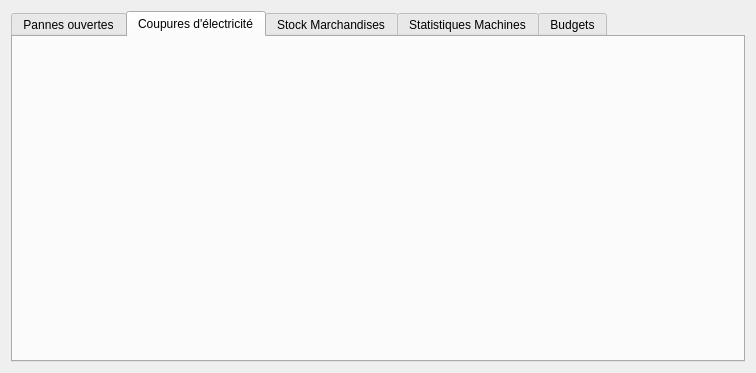
Qt form socobis/controller/tableaubordcontroller.ui (Nassy1812/socobis) before a commit.
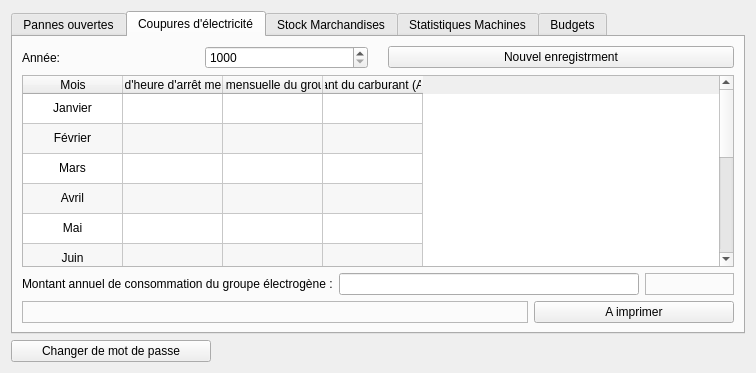
The same form after that commit.

Patch:
```diff
--- a/socobis/controller/tableaubordcontroller.ui
+++ b/socobis/controller/tableaubordcontroller.ui
@@ -13,7 +13,10 @@
   <property name="windowTitle">
    <string>Pannes ouvertes</string>
   </property>
-  <layout class="QVBoxLayout" name="verticalLayout">
+  <property name="styleSheet">
+   <string notr="true"/>
+  </property>
+  <layout class="QVBoxLayout" name="verticalLayout_4">
    <item>
     <widget class="QTabWidget" name="tabWidget">
      <property name="currentIndex">
@@ -26,11 +29,430 @@
       <attribute name="title">
        <string>Pannes ouvertes</string>
       </attribute>
+      <layout class="QVBoxLayout" name="verticalLayout">
+       <item>
+        <layout class="QHBoxLayout" name="horizontalLayout_4">
+         <item>
+          <widget class="QFrame" name="frame">
+           <property name="maximumSize">
+            <size>
+             <width>200</width>
+             <height>16777215</height>
+            </size>
+           </property>
+           <property name="frameShape">
+            <enum>QFrame::StyledPanel</enum>
+           </property>
+           <property name="frameShadow">
+            <enum>QFrame::Raised</enum>
+           </property>
+           <layout class="QHBoxLayout" name="horizontalLayout_2">
+            <property name="leftMargin">
+             <number>0</number>
+            </property>
+            <property name="topMargin">
+             <number>0</number>
+            </property>
+            <property name="rightMargin">
+             <number>0</number>
+            </property>
+            <property name="bottomMargin">
+             <number>0</number>
+            </property>
+            <item>
+             <widget class="QLabel" name="label">
+              <property name="text">
+               <string>Du</string>
+              </property>
+             </widget>
+            </item>
+            <item>
+             <widget class="QDateEdit" name="beginDate">
+              <property name="displayFormat">
+               <string>d/M/yyyy</string>
+              </property>
+              <property name="calendarPopup">
+               <bool>true</bool>
+              </property>
+              <property name="timeSpec">
+               <enum>Qt::LocalTime</enum>
+              </property>
+             </widget>
+            </item>
+           </layout>
+          </widget>
+         </item>
+         <item>
+          <widget class="QFrame" name="frame_2">
+           <property name="maximumSize">
+            <size>
+             <width>200</width>
+             <height>16777215</height>
+            </size>
+           </property>
+           <property name="frameShape">
+            <enum>QFrame::StyledPanel</enum>
+           </property>
+           <property name="frameShadow">
+            <enum>QFrame::Raised</enum>
+           </property>
+           <layout class="QHBoxLayout" name="horizontalLayout_3">
+            <item>
+             <widget class="QLabel" name="label_2">
+              <property name="text">
+               <string>Au</string>
+              </property>
+             </widget>
+            </item>
+            <item>
+             <widget class="QDateEdit" name="endDate">
+              <property name="displayFormat">
+               <string>d/M/yyyy</string>
+              </property>
+              <property name="calendarPopup">
+               <bool>true</bool>
+              </property>
+              <property name="timeSpec">
+               <enum>Qt::LocalTime</enum>
+              </property>
+             </widget>
+            </item>
+           </layout>
+          </widget>
+         </item>
+         <item>
+          <widget class="QPushButton" name="newBtn">
+           <property name="text">
+            <string>Actualiser</string>
+           </property>
+          </widget>
+         </item>
+        </layout>
+       </item>
+       <item>
+        <widget class="QTableWidget" name="storyTable">
+         <attribute name="horizontalHeaderShowSortIndicator" stdset="0">
+          <bool>true</bool>
+         </attribute>
+         <attribute name="verticalHeaderVisible">
+          <bool>false</bool>
+         </attribute>
+         <column>
+          <property name="text">
+           <string>Date</string>
+          </property>
+         </column>
+         <column>
+          <property name="text">
+           <string>Heure</string>
+          </property>
+         </column>
+         <column>
+          <property name="text">
+           <string>Machine</string>
+          </property>
+         </column>
+         <column>
+          <property name="text">
+           <string>Ensemble/Sous-ensemble/Piece</string>
+          </property>
+         </column>
+         <column>
+          <property name="text">
+           <string>Compteur</string>
+          </property>
+         </column>
+         <column>
+          <property name="text">
+           <string>Diagnostique</string>
+          </property>
+         </column>
+         <column>
+          <property name="text">
+           <string>Intervention</string>
+          </property>
+         </column>
+         <column>
+          <property name="text">
+           <string>Remarques</string>
+          </property>
+         </column>
+         <column>
+          <property name="text">
+           <string>Action</string>
+          </property>
+         </column>
+        </widget>
+       </item>
+      </layout>
      </widget>
      <widget class="QWidget" name="tab_2">
       <attribute name="title">
        <string>Coupures d'électricité</string>
       </attribute>
+      <layout class="QVBoxLayout" name="verticalLayout_3">
+       <item>
+        <layout class="QHBoxLayout" name="horizontalLayout_8">
+         <property name="spacing">
+          <number>20</number>
+         </property>
+         <item>
+          <layout class="QHBoxLayout" name="horizontalLayout_7">
+           <item>
+            <widget class="QLabel" name="label_3">
+             <property name="text">
+              <string>Année: </string>
+             </property>
+            </widget>
+           </item>
+           <item>
+            <widget class="QSpinBox" name="date_spin">
+             <property name="minimum">
+              <number>1000</number>
+             </property>
+             <property name="maximum">
+              <number>9999</number>
+             </property>
+            </widget>
+           </item>
+          </layout>
+         </item>
+         <item>
+          <widget class="QPushButton" name="addBtn">
+           <property name="text">
+            <string>Nouvel enregistrment</string>
+           </property>
+          </widget>
+         </item>
+        </layout>
+       </item>
+       <item>
+        <widget class="QTableWidget" name="coupureTable">
+         <property name="sizeAdjustPolicy">
+          <enum>QAbstractScrollArea::AdjustToContents</enum>
+         </property>
+         <property name="alternatingRowColors">
+          <bool>true</bool>
+         </property>
+         <property name="wordWrap">
+          <bool>true</bool>
+         </property>
+         <property name="rowCount">
+          <number>12</number>
+         </property>
+         <attribute name="horizontalHeaderVisible">
+          <bool>true</bool>
+         </attribute>
+         <attribute name="horizontalHeaderCascadingSectionResizes">
+          <bool>false</bool>
+         </attribute>
+         <attribute name="horizontalHeaderShowSortIndicator" stdset="0">
+          <bool>false</bool>
+         </attribute>
+         <attribute name="horizontalHeaderStretchLastSection">
+          <bool>false</bool>
+         </attribute>
+         <attribute name="verticalHeaderVisible">
+          <bool>false</bool>
+         </attribute>
+         <row/>
+         <row/>
+         <row/>
+         <row/>
+         <row/>
+         <row/>
+         <row/>
+         <row/>
+         <row/>
+         <row/>
+         <row/>
+         <row/>
+         <column>
+          <property name="text">
+           <string>Mois</string>
+          </property>
+         </column>
+         <column>
+          <property name="text">
+           <string>Total d'heure d'arrêt mensuel</string>
+          </property>
+         </column>
+         <column>
+          <property name="text">
+           <string>Consommation mensuelle du groupe électrogène</string>
+          </property>
+         </column>
+         <column>
+          <property name="text">
+           <string>Montant du carburant (Ariary)</string>
+          </property>
+         </column>
+         <item row="0" column="0">
+          <property name="text">
+           <string>Janvier</string>
+          </property>
+          <property name="textAlignment">
+           <set>AlignCenter</set>
+          </property>
+         </item>
+         <item row="1" column="0">
+          <property name="text">
+           <string>Février</string>
+          </property>
+          <property name="textAlignment">
+           <set>AlignCenter</set>
+          </property>
+         </item>
+         <item row="2" column="0">
+          <property name="text">
+           <string>Mars</string>
+          </property>
+          <property name="textAlignment">
+           <set>AlignCenter</set>
+          </property>
+         </item>
+         <item row="3" column="0">
+          <property name="text">
+           <string>Avril</string>
+          </property>
+          <property name="textAlignment">
+           <set>AlignCenter</set>
+          </property>
+         </item>
+         <item row="4" column="0">
+          <property name="text">
+           <string>Mai</string>
+          </property>
+          <property name="textAlignment">
+           <set>AlignCenter</set>
+          </property>
+         </item>
+         <item row="5" column="0">
+          <property name="text">
+           <string>Juin</string>
+          </property>
+          <property name="textAlignment">
+           <set>AlignCenter</set>
+          </property>
+         </item>
+         <item row="6" column="0">
+          <property name="text">
+           <string>Juiller</string>
+          </property>
+          <property name="textAlignment">
+           <set>AlignCenter</set>
+          </property>
+         </item>
+         <item row="7" column="0">
+          <property name="text">
+           <string>Août</string>
+          </property>
+          <property name="textAlignment">
+           <set>AlignCenter</set>
+          </property>
+         </item>
+         <item row="8" column="0">
+          <property name="text">
+           <string>Septembre</string>
+          </property>
+          <property name="textAlignment">
+           <set>AlignCenter</set>
+          </property>
+         </item>
+         <item row="9" column="0">
+          <property name="text">
+           <string>Octobre</string>
+          </property>
+          <property name="textAlignment">
+           <set>AlignCenter</set>
+          </property>
+         </item>
+         <item row="10" column="0">
+          <property name="text">
+           <string>Novembre</string>
+          </property>
+          <property name="textAlignment">
+           <set>AlignCenter</set>
+          </property>
+         </item>
+         <item row="11" column="0">
+          <property name="text">
+           <string>Décembre</string>
+          </property>
+          <property name="textAlignment">
+           <set>AlignCenter</set>
+          </property>
+         </item>
+        </widget>
+       </item>
+       <item>
+        <layout class="QHBoxLayout" name="horizontalLayout_9">
+         <property name="spacing">
+          <number>6</number>
+         </property>
+         <item>
+          <widget class="QLabel" name="label_4">
+           <property name="maximumSize">
+            <size>
+             <width>16777215</width>
+             <height>16777215</height>
+            </size>
+           </property>
+           <property name="text">
+            <string>Montant annuel de consommation du groupe électrogène :</string>
+           </property>
+          </widget>
+         </item>
+         <item>
+          <widget class="QLineEdit" name="montant_edit">
+           <property name="maximumSize">
+            <size>
+             <width>300</width>
+             <height>16777215</height>
+            </size>
+           </property>
+          </widget>
+         </item>
+         <item>
+          <widget class="QFrame" name="frame_5">
+           <property name="frameShape">
+            <enum>QFrame::StyledPanel</enum>
+           </property>
+           <property name="frameShadow">
+            <enum>QFrame::Raised</enum>
+           </property>
+          </widget>
+         </item>
+        </layout>
+       </item>
+       <item>
+        <layout class="QHBoxLayout" name="horizontalLayout_10">
+         <item>
+          <widget class="QFrame" name="frame_4">
+           <property name="frameShape">
+            <enum>QFrame::StyledPanel</enum>
+           </property>
+           <property name="frameShadow">
+            <enum>QFrame::Raised</enum>
+           </property>
+          </widget>
+         </item>
+         <item>
+          <widget class="QPushButton" name="printBtn">
+           <property name="maximumSize">
+            <size>
+             <width>200</width>
+             <height>16777215</height>
+            </size>
+           </property>
+           <property name="text">
+            <string>A imprimer</string>
+           </property>
+          </widget>
+         </item>
+        </layout>
+       </item>
+      </layout>
      </widget>
      <widget class="QWidget" name="tab_3">
       <attribute name="title">
@@ -49,6 +471,19 @@
      </widget>
     </widget>
    </item>
+   <item>
+    <widget class="QPushButton" name="pushButton">
+     <property name="maximumSize">
+      <size>
+       <width>200</width>
+       <height>16777215</height>
+      </size>
+     </property>
+     <property name="text">
+      <string>Changer de mot de passe</string>
+     </property>
+    </widget>
+   </item>
   </layout>
  </widget>
  <resources/>
```
Left out of the diff: 74 changed lines with no effect on the pictures.
